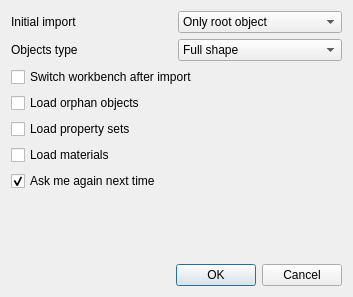
Qt form ui/dialogImport.ui (yorikvanhavre/FreeCAD-NativeIFC) before a commit.
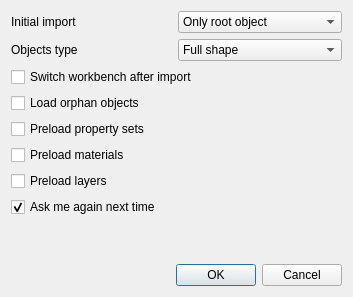
The same form after that commit.

Commit message: [WIP] layers support

The edit to the form file:
```diff
--- a/ui/dialogImport.ui
+++ b/ui/dialogImport.ui
@@ -102,14 +102,24 @@
    <item>
     <widget class="QCheckBox" name="checkLoadPsets">
      <property name="text">
-      <string>Load property sets</string>
+      <string>Preload property sets</string>
      </property>
     </widget>
    </item>
    <item>
     <widget class="QCheckBox" name="checkLoadMaterials">
      <property name="text">
-      <string>Load materials</string>
+      <string>Preload materials</string>
+     </property>
+    </widget>
+   </item>
+   <item>
+    <widget class="QCheckBox" name="checkLoadLayers">
+     <property name="toolTip">
+      <string>Preload all layers of the file. It is advised to leave this unchecked and load layers later, only when needed</string>
+     </property>
+     <property name="text">
+      <string>Preload layers</string>
      </property>
     </widget>
    </item>
```
Left out of the diff: 6 changed lines with no effect on the pictures. The commit also changes 5 other files.
